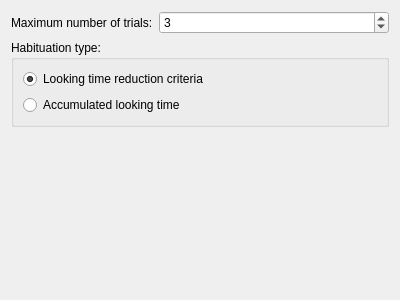
The window that libs/habutil/wizards/PhaseWPHabituation.ui (djsperka/habit2-src) describes before a commit, drawn with Qt 5.
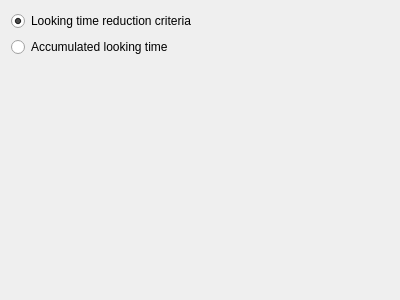
The same window after the commit.

What changed in the file:
```diff
--- a/libs/habutil/wizards/PhaseWPHabituation.ui
+++ b/libs/habutil/wizards/PhaseWPHabituation.ui
@@ -14,41 +14,14 @@
    <string>WizardPage</string>
   </property>
   <property name="title">
-   <string>Habituation phase type</string>
+   <string>Habituation type</string>
   </property>
   <property name="subTitle">
-   <string>Enter details for a habituation phase</string>
+   <string>Which type of habituation would you like to use?</string>
   </property>
   <attribute name="pageId">
    <string notr="true">3</string>
   </attribute>
-  <layout class="QVBoxLayout" name="verticalLayout_2">
-   <item>
-    <layout class="QFormLayout" name="formLayout">
-     <item row="0" column="0">
-      <widget class="QLabel" name="label">
-       <property name="text">
-        <string>Maximum number of trials:</string>
-       </property>
-      </widget>
-     </item>
-     <item row="0" column="1">
-      <widget class="QSpinBox" name="spinboxHabNTrials">
-       <property name="minimum">
-        <number>1</number>
-       </property>
-       <property name="value">
-        <number>3</number>
-       </property>
-      </widget>
-     </item>
-    </layout>
-   </item>
-   <item>
-    <widget class="QGroupBox" name="groupBox">
-     <property name="title">
-      <string>Habituation type:</string>
-     </property>
      <layout class="QVBoxLayout" name="verticalLayout">
       <item>
        <widget class="QRadioButton" name="rbHabReduction">
@@ -73,9 +46,6 @@
         </property>
        </widget>
       </item>
-     </layout>
-    </widget>
-   </item>
    <item>
     <spacer name="verticalSpacer">
      <property name="orientation">
@@ -84,7 +54,7 @@
      <property name="sizeHint" stdset="0">
       <size>
        <width>20</width>
-       <height>155</height>
+       <height>234</height>
       </size>
      </property>
     </spacer>
```
Lines whose indentation alone changed are shown as unchanged.
